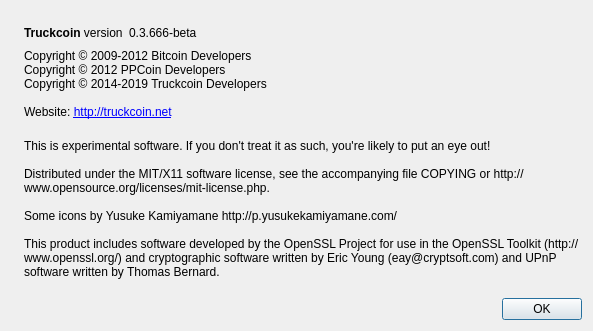
The window that src/qt/forms/aboutdialog.ui (truckit/Truckcoin) describes before a commit, drawn with Qt 5.
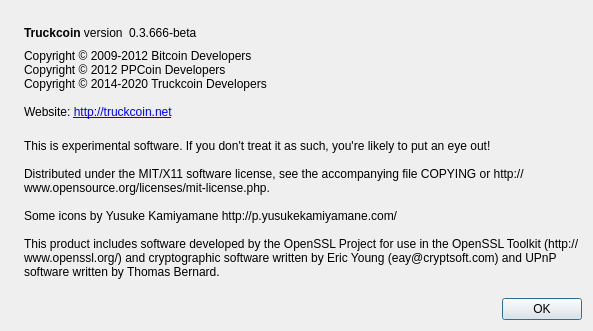
The same window after the commit. Icons and pictures are not drawn.

What changed in the file:
```diff
--- a/src/qt/forms/aboutdialog.ui
+++ b/src/qt/forms/aboutdialog.ui
@@ -94,7 +94,7 @@
         <string>
 Copyright © 2009-2012 Bitcoin Developers&lt;br/&gt;
 Copyright © 2012 PPCoin Developers&lt;br/&gt;
-Copyright © 2014-2019 Truckcoin Developers&lt;br/&gt;&lt;br/&gt;
+Copyright © 2014-2020 Truckcoin Developers&lt;br/&gt;&lt;br/&gt;
 Website: &lt;a href=&quot;http://truckcoin.net&quot;&gt;http://truckcoin.net&lt;/a&gt;
        </string>
        </property>
```
